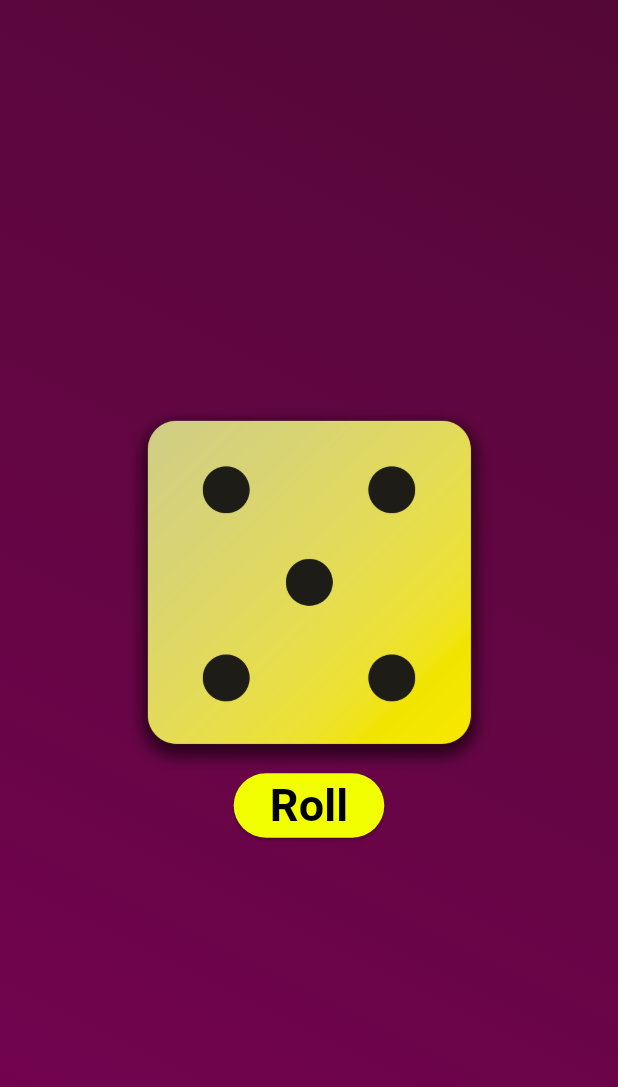
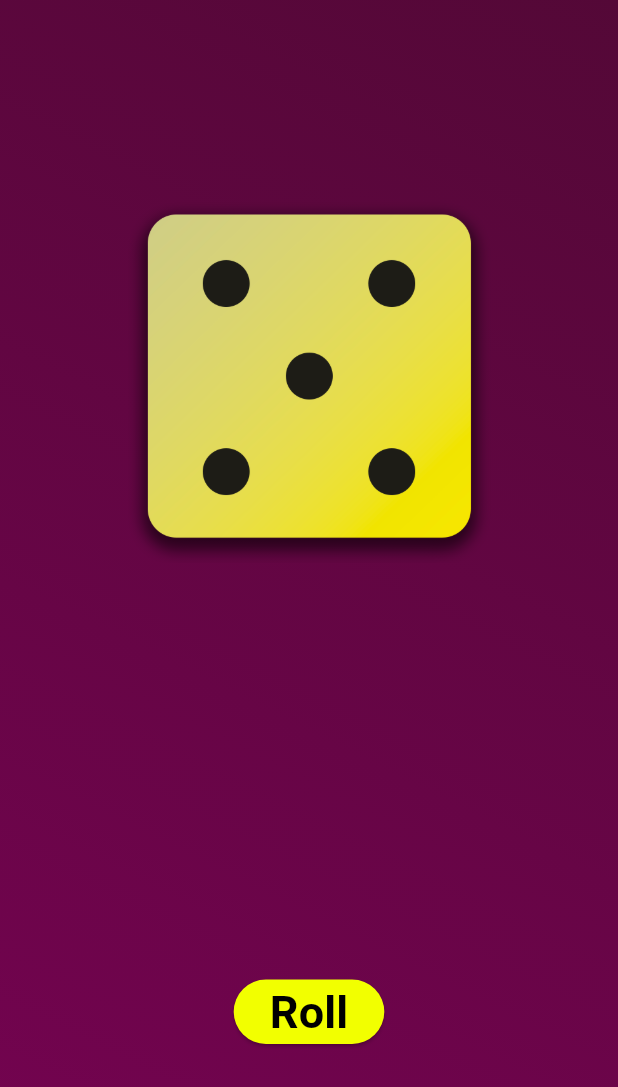
Before and after one commit to Danish-Ahmed24/Dice_Roll, a Flutter app: the screen it shows after launch, on a phone screen of 412 x 824 dp. Shown: the top 1087 px of the screen. Run offline on Flutter 3.47's test engine with Material 3 defaults, Android fonts, the phone set to English and light mode, and no system bars.

Commit message:
Roller button is placed near the touch the hand

```diff
--- a/lib/dice_roller.dart
+++ b/lib/dice_roller.dart
@@ -35,6 +35,7 @@ class _DiceRollerState extends State<DiceRoller> {
         //     padding: EdgeInsets.only(top: 150),
         //     textStyle: TextStyle(fontSize: 40),
         //   ),
+        SizedBox(height: 275),
         ElevatedButton(
           onPressed: rollDice,
           style: ElevatedButton.styleFrom(
```
